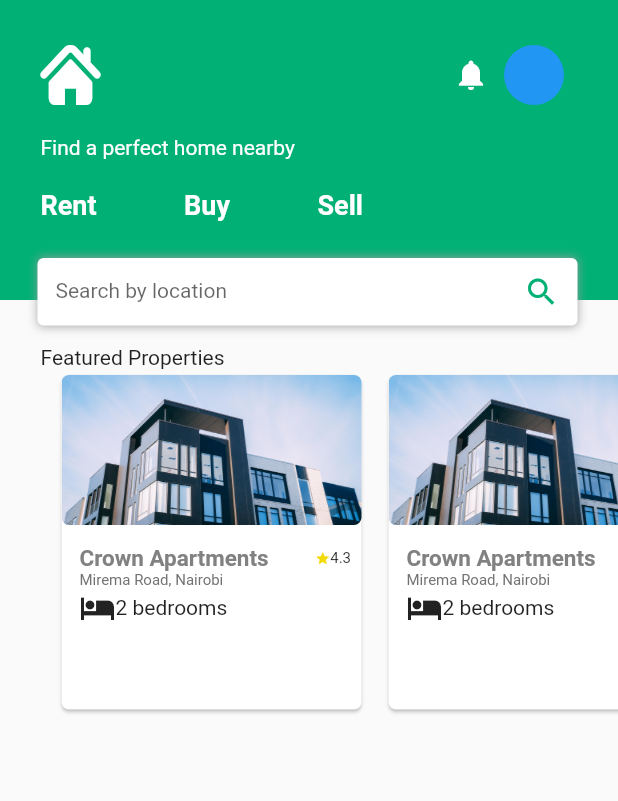
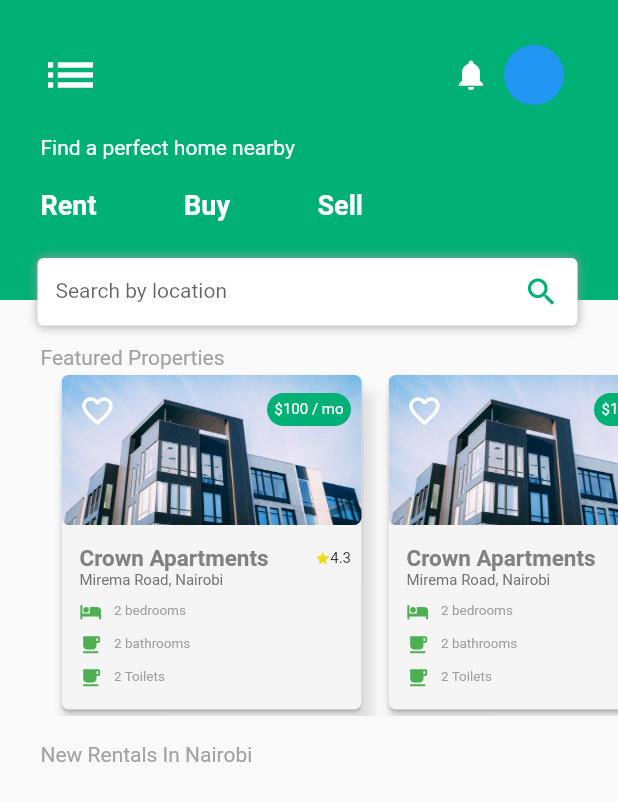
Before and after one commit to SrMoffat/keja-client, a Flutter app: the PropertiesPage screen opened directly, on a phone screen of 412 x 824 dp. Shown: the top 801 px of the screen. Run offline on Flutter 3.47's test engine with Material 2 defaults, Android fonts, the phone set to English and light mode, and no system bars.

Commit message:
clean featured properties

```diff
--- a/lib/screens/list_properties.dart
+++ b/lib/screens/list_properties.dart
@@ -1,8 +1,6 @@
 import 'package:flutter/material.dart';
 import 'package:keja/widgets/properties.dart';
 import 'package:keja/customfonts/keja_client_svg_icons.dart';
-
-
 
 class PropertiesPage extends StatelessWidget {
   const PropertiesPage({Key key}) : super(key: key);
@@ -29,10 +27,8 @@ class PropertiesPage extends StatelessWidget {
                         mainAxisAlignment: MainAxisAlignment.spaceBetween,
                         children: <Widget>[
                           Icon(
-                            KejaClientSvg.grouphome,
+                            Icons.list,
                             color: Colors.white,
-
-
                             size: 40,
                           ),
                           Container(
@@ -99,7 +95,10 @@ class PropertiesPage extends StatelessWidget {
                   child: Column(
                     crossAxisAlignment: CrossAxisAlignment.start,
                     children: <Widget>[
-                      Text("Featured Properties"),
+                      Text("Featured Properties", style: TextStyle(
+                          fontSize: 14,
+                          color: Color(0xFFA2A2A2),
+                          ),),
                       Container(
                         height: 231,
                         child: ListView.builder(
@@ -107,12 +106,22 @@ class PropertiesPage extends StatelessWidget {
                           itemCount: 10,
                           itemBuilder: (BuildContext context, int index) {
                             return Padding(
-                              padding: const EdgeInsets.only(left:10.0),
+                              padding: const EdgeInsets.only(left: 10.0),
                               child: FeaturedPropertyCard(),
                             );
                           },
                         ),
-                      )
+                      ),
+                      SizedBox(
+                        height: 18,
+                      ),
+                      Text(
+                        "New Rentals In Nairobi",
+                        style: TextStyle(
+                          fontSize: 14,
+                          color: Color(0xFFA2A2A2),
+                          ),
+                      ),
                     ],
                   ),
                 ),
--- a/lib/widgets/properties.dart
+++ b/lib/widgets/properties.dart
@@ -1,10 +1,11 @@
-
 import 'package:flutter/material.dart';
 
 class FeaturedPropertyCard extends StatelessWidget {
   @override
   Widget build(BuildContext context) {
-    return Card(
+    return Container(
+      child: Card(
+        color: Color(0xFFF5F5F5),
         shape: RoundedRectangleBorder(borderRadius: BorderRadius.circular(5)),
         child: Column(children: [
           Container(
@@ -22,6 +23,29 @@ class FeaturedPropertyCard extends StatelessWidget {
                       fit: BoxFit.fill,
                     ),
                   ),
+                ),
+                Positioned(
+                  left: 12,
+                  top: 12,
+                  child: Icon(
+                    Icons.favorite_border,
+                    color: Colors.white,
+                  ),
+                ),
+                Positioned(
+                  right: 7,
+                  top: 12,
+                  child: Container(
+                    decoration: BoxDecoration(
+                      color: Color(0xFF00B074),
+                      borderRadius: BorderRadius.circular(100)
+
+                    ),
+                    child: Padding(
+                      padding: const EdgeInsets.all(5.0),
+                      child: Text("\$100 / mo", style: TextStyle(color: Colors.white, fontSize: 10),),
+                    ),
+                  ),
                 )
               ],
             ),
@@ -29,7 +53,7 @@ class FeaturedPropertyCard extends StatelessWidget {
           Container(
             width: 200,
             child: Padding(
-            padding: const EdgeInsets.only(left: 12, right: 7,top: 13),
+              padding: const EdgeInsets.only(left: 12, right: 7, top: 13),
               child: Column(
                 children: <Widget>[
                   Row(
@@ -55,24 +79,65 @@ class FeaturedPropertyCard extends StatelessWidget {
                       )
                     ],
                   ),
-                Row(
-                  children:[Text('''Mirema Road, Nairobi''', style: TextStyle(
-                    color: Color(0xFF727272),
-                    fontSize: 10
-                  ),)]),
-                Row(
-                  children:[
-                    Icon(Icons.hotel),
-                    Text("2 bedrooms")
-                  ]
-
+                  Row(children: [
+                    Text(
+                      '''Mirema Road, Nairobi''',
+                      style: TextStyle(color: Color(0xFF727272), fontSize: 10),
                     )
-
+                  ]),
+                  Padding(
+                    padding: const EdgeInsets.only(top: 7.0),
+                    child: Row(children: [
+                      Icon(Icons.hotel, color: Colors.green, size: 15),
+                      Padding(
+                        padding: const EdgeInsets.only(left: 8.0),
+                        child: Text(
+                          "2 bedrooms",
+                          style:
+                              TextStyle(fontSize: 9, color: Color(0xFF9E9E9E)),
+                        ),
+                      )
+                    ]),
+                  ),
+                  Padding(
+                    padding: const EdgeInsets.only(top: 7.0),
+                    child: Row(children: [
+                      Icon(Icons.free_breakfast, color: Colors.green, size: 15),
+                      Padding(
+                          padding: const EdgeInsets.only(left: 8.0),
+                          child: Text("2 bathrooms",
+                              style: TextStyle(
+                                  fontSize: 9, color: Color(0xFF9E9E9E))))
+                    ]),
+                  ),
+                  Padding(
+                    padding: const EdgeInsets.only(top: 7.0),
+                    child: Row(children: [
+                      Icon(
+                        Icons.free_breakfast,
+                        color: Colors.green,
+                        size: 15,
+                      ),
+                      Padding(
+                          padding: const EdgeInsets.only(left: 8.0),
+                          child: Text("2 Toilets",
+                              style: TextStyle(
+                                  fontSize: 9, color: Color(0xFF9E9E9E))))
+                    ]),
+                  )
                 ],
               ),
             ),
           )
         ]),
+      ),
+      decoration: BoxDecoration(boxShadow: [
+        BoxShadow(
+          color: Colors.grey[300],
+          blurRadius: 5,
+          offset: Offset(4, 15),
+        )
+      ]),
     );
   }
 }
```
Lines whose indentation alone changed are shown as unchanged.
